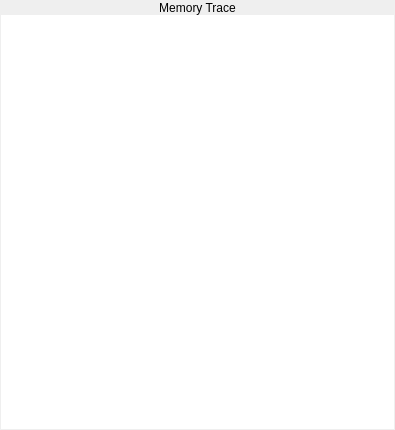
First picture: the form in memorytracepane.ui, repository WarlockD/pep8-1, before the edit.
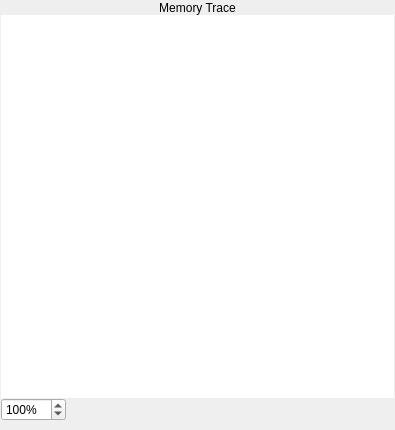
Second picture: the form after the edit.

Commit message: Added the spinbox for scaling the memory trace, as well as set up for creating the graphics view items.

What changed in the file:
```diff
--- a/memorytracepane.ui
+++ b/memorytracepane.ui
@@ -25,13 +25,22 @@
   <property name="windowTitle">
    <string>Form</string>
   </property>
-  <layout class="QVBoxLayout" name="verticalLayout">
+  <layout class="QVBoxLayout" name="verticalLayout_2">
    <property name="spacing">
     <number>0</number>
    </property>
-   <property name="margin">
+   <property name="leftMargin">
     <number>1</number>
    </property>
+   <property name="topMargin">
+    <number>1</number>
+   </property>
+   <property name="rightMargin">
+    <number>1</number>
+   </property>
+   <property name="bottomMargin">
+    <number>9</number>
+   </property>
    <item>
     <widget class="QLabel" name="pepMemoryTraceLabel">
      <property name="sizePolicy">
@@ -122,6 +131,8 @@
     </widget>
    </item>
    <item>
+    <layout class="QVBoxLayout" name="verticalLayout">
+     <item>
     <widget class="QGraphicsView" name="pepStackTraceGraphicsView">
      <property name="minimumSize">
       <size>
@@ -133,6 +144,53 @@
       <enum>QFrame::NoFrame</enum>
      </property>
     </widget>
+     </item>
+     <item>
+      <layout class="QHBoxLayout" name="horizontalLayout">
+       <item>
+        <widget class="QSpinBox" name="pepScaleSpinBox">
+         <property name="frame">
+          <bool>true</bool>
+         </property>
+         <property name="readOnly">
+          <bool>false</bool>
+         </property>
+         <property name="keyboardTracking">
+          <bool>false</bool>
+         </property>
+         <property name="suffix">
+          <string>%</string>
+         </property>
+         <property name="minimum">
+          <number>50</number>
+         </property>
+         <property name="maximum">
+          <number>1000</number>
+         </property>
+         <property name="singleStep">
+          <number>10</number>
+         </property>
+         <property name="value">
+          <number>100</number>
+         </property>
+        </widget>
+       </item>
+       <item>
+        <spacer name="horizontalSpacer">
+         <property name="orientation">
+          <enum>Qt::Horizontal</enum>
+         </property>
+         <property name="sizeHint" stdset="0">
+          <size>
+           <width>40</width>
+           <height>20</height>
+          </size>
+         </property>
+        </spacer>
+       </item>
+      </layout>
+     </item>
+    </layout>
    </item>
   </layout>
  </widget>
```
Lines whose indentation alone changed are shown as unchanged. The commit also changes 5 other files.
